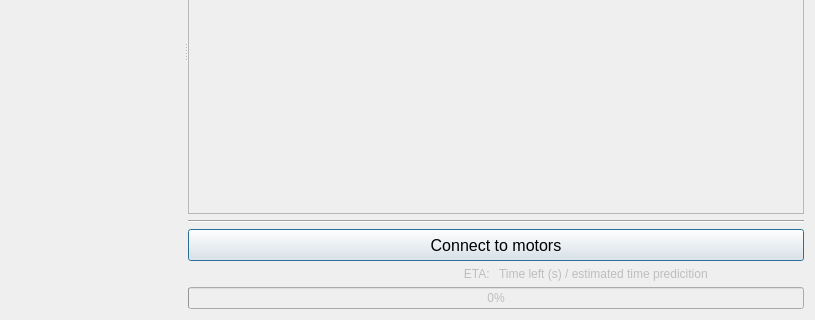
navrit/dexter, file SpidrMpx3Eq/qcstmct.ui: the form before one commit; both pictures show x 0 to 815 and y 218 to 538 of the 815 by 538 pixel window.
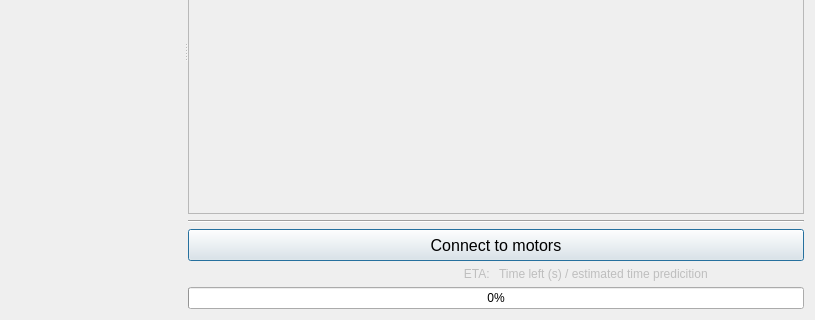
The form after the commit. Custom widgets are drawn as their Qt base class.

```diff
--- a/SpidrMpx3Eq/qcstmct.ui
+++ b/SpidrMpx3Eq/qcstmct.ui
@@ -212,7 +212,10 @@
        <item>
         <widget class="QProgressBar" name="progressBar">
          <property name="enabled">
-          <bool>false</bool>
+          <bool>true</bool>
+         </property>
+         <property name="maximum">
+          <number>100</number>
          </property>
          <property name="value">
           <number>0</number>
```
Left out of the diff: 2 changed lines with no effect on the pictures.
